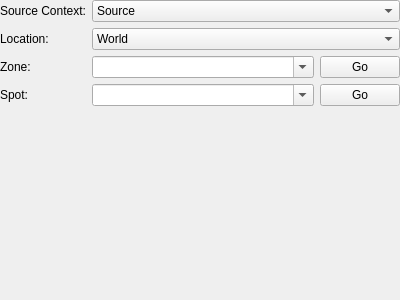
Above: tools/cathedral/ui/ActionSetHomepoint.ui from comphack/comp_hack before the change. Below: the same form after it.
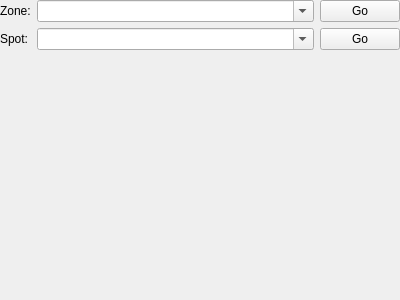
That is the form after the change.

Commit message: Minimizing the base action UI

```diff
--- a/tools/cathedral/ui/ActionSetHomepoint.ui
+++ b/tools/cathedral/ui/ActionSetHomepoint.ui
@@ -26,70 +26,13 @@
    <item>
     <layout class="QFormLayout" name="formLayout">
      <item row="0" column="0">
-      <widget class="QLabel" name="lblSourceContext">
-       <property name="text">
-        <string>Source Context:</string>
-       </property>
-      </widget>
-     </item>
-     <item row="0" column="1">
-      <widget class="QComboBox" name="sourceContext">
-       <item>
-        <property name="text">
-         <string>Source</string>
-        </property>
-       </item>
-       <item>
-        <property name="text">
-         <string>Party</string>
-        </property>
-       </item>
-       <item>
-        <property name="text">
-         <string>All</string>
-        </property>
-       </item>
-      </widget>
-     </item>
-     <item row="1" column="0">
-      <widget class="QLabel" name="lblLocation">
-       <property name="text">
-        <string>Location:</string>
-       </property>
-      </widget>
-     </item>
-     <item row="1" column="1">
-      <widget class="QComboBox" name="location">
-       <item>
-        <property name="text">
-         <string>World</string>
-        </property>
-       </item>
-       <item>
-        <property name="text">
-         <string>Channel</string>
-        </property>
-       </item>
-       <item>
-        <property name="text">
-         <string>Instance</string>
-        </property>
-       </item>
-       <item>
-        <property name="text">
-         <string>Zone</string>
-        </property>
-       </item>
-      </widget>
-     </item>
-     <item row="2" column="0">
       <widget class="QLabel" name="lblZone">
        <property name="text">
         <string>Zone:</string>
        </property>
       </widget>
      </item>
-     <item row="2" column="1">
+     <item row="0" column="1">
       <layout class="QHBoxLayout" name="layoutZone">
        <item>
         <widget class="QComboBox" name="zone">
@@ -113,7 +56,14 @@
        </item>
       </layout>
      </item>
-     <item row="3" column="1">
+     <item row="1" column="0">
+      <widget class="QLabel" name="lblSpot">
+       <property name="text">
+        <string>Spot:</string>
+       </property>
+      </widget>
+     </item>
+     <item row="1" column="1">
       <layout class="QHBoxLayout" name="layoutSpot">
        <item>
         <widget class="QComboBox" name="spot">
@@ -137,13 +87,6 @@
        </item>
       </layout>
      </item>
-     <item row="3" column="0">
-      <widget class="QLabel" name="lblSpot">
-       <property name="text">
-        <string>Spot:</string>
-       </property>
-      </widget>
-     </item>
     </layout>
    </item>
   </layout>
```
The commit also changes 50 other files.
